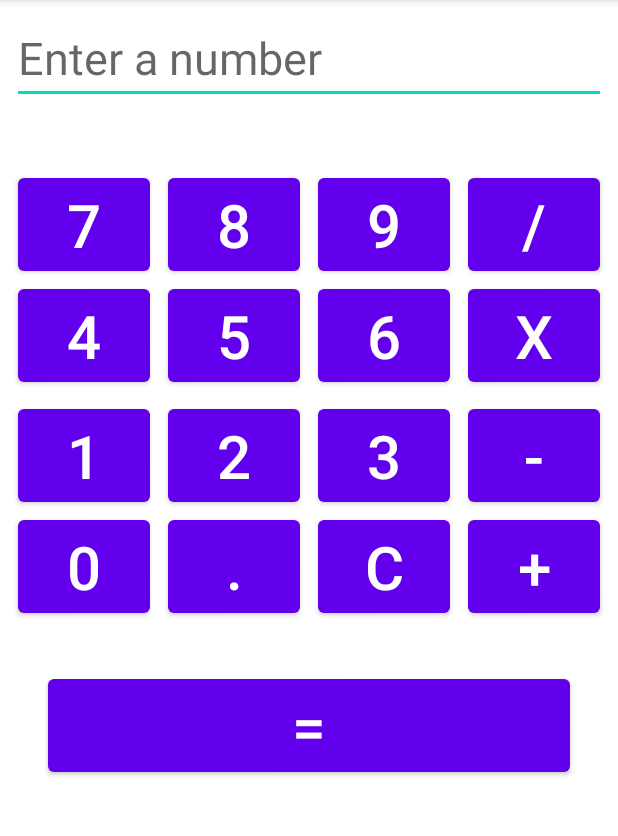
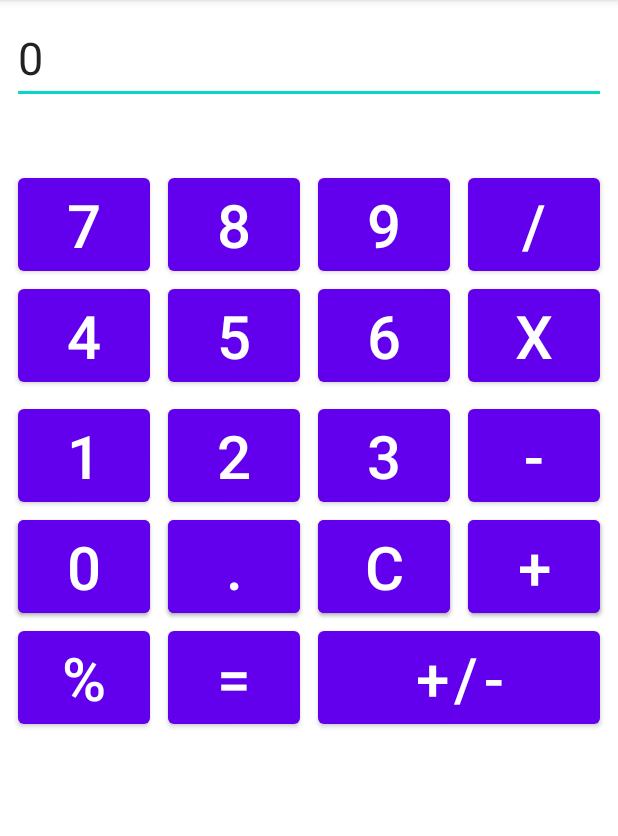
Before and after one commit to AlexanderBotnari/CalculatorApp, an Android app: the screen it shows after launch (MainActivity), on a phone screen of 412 x 824 dp, the part 84-920 px from its top. Run offline under Robolectric (Android 15) with nearby library versions, the phone set to English and light mode, and no system bars.

Commit message:
add percent, negative/positive number and decimal numbers bug fixes

```diff
--- a/app/src/main/res/layout/activity_main.xml
+++ b/app/src/main/res/layout/activity_main.xml
@@ -7,11 +7,67 @@
         android:layout_height="match_parent"
         tools:context=".MainActivity">
 
+    <Button
+            android:text="%"
+            android:textSize="40sp"
+            android:layout_width="wrap_content"
+            android:layout_height="wrap_content" android:id="@+id/percentButton"
+            app:layout_constraintStart_toStartOf="parent"
+            app:layout_constraintHorizontal_bias="0.5" app:layout_constraintEnd_toStartOf="@+id/equalButton"
+            app:layout_constraintTop_toBottomOf="@+id/zeroButton2"/>
+    <Button
+            android:text="="
+            android:textSize="40sp"
+            android:layout_width="wrap_content"
+            android:layout_height="wrap_content" android:id="@+id/equalButton"
+            app:layout_constraintStart_toEndOf="@+id/percentButton" app:layout_constraintHorizontal_bias="0.5"
+            app:layout_constraintEnd_toStartOf="@+id/plusMinusButton"
+            app:layout_constraintTop_toTopOf="@+id/percentButton"/>
+    <Button
+            android:text="+/-"
+            android:textSize="40sp"
+            android:layout_width="188dp"
+            android:layout_height="wrap_content" android:id="@+id/plusMinusButton"
+            app:layout_constraintStart_toEndOf="@+id/equalButton" app:layout_constraintHorizontal_bias="0.5"
+            app:layout_constraintEnd_toEndOf="parent" app:layout_constraintTop_toTopOf="@+id/equalButton"/>
+    <Button
+            android:text="C"
+            android:textSize="40sp"
+            android:layout_width="wrap_content"
+            android:layout_height="wrap_content" android:id="@+id/clearButton2"
+            app:layout_constraintTop_toTopOf="@+id/pointButton"
+            app:layout_constraintStart_toEndOf="@+id/pointButton" app:layout_constraintHorizontal_bias="0.5"
+            app:layout_constraintEnd_toStartOf="@+id/plusButton"/>
+    <Button
+            android:text="0"
+            android:textSize="40sp"
+            android:layout_width="wrap_content"
+            android:layout_height="wrap_content" android:id="@+id/zeroButton2"
+            app:layout_constraintStart_toStartOf="parent" app:layout_constraintHorizontal_bias="0.5"
+            app:layout_constraintEnd_toStartOf="@+id/pointButton" app:layout_constraintTop_toBottomOf="@+id/button1"/>
+    <Button
+            android:text="+"
+            android:textSize="40sp"
+            android:layout_width="wrap_content"
+            android:layout_height="wrap_content" android:id="@+id/plusButton2"
+            app:layout_constraintTop_toBottomOf="@+id/button3"
+            app:layout_constraintStart_toEndOf="@+id/clearButton" app:layout_constraintHorizontal_bias="0.5"
+            app:layout_constraintEnd_toEndOf="parent"/>
+    <Button
+            android:text="."
+            android:textSize="40sp"
+            android:layout_width="wrap_content"
+            android:layout_height="wrap_content"
+            android:id="@+id/pointButton2"
+            app:layout_constraintTop_toTopOf="@+id/zeroButton"
+            app:layout_constraintStart_toEndOf="@+id/zeroButton" app:layout_constraintHorizontal_bias="0.5"
+            app:layout_constraintEnd_toStartOf="@+id/clearButton"/>
     <EditText
             android:layout_width="match_parent"
             android:layout_height="wrap_content"
             android:layout_margin="8dp"
             android:textSize="30sp"
+            android:text="0"
             android:inputType="textPersonName"
             android:hint="Enter a number"
             android:ems="10"
@@ -52,15 +108,6 @@
             app:layout_constraintTop_toBottomOf="@+id/button3"
             app:layout_constraintStart_toEndOf="@+id/clearButton" app:layout_constraintHorizontal_bias="0.5"
             app:layout_constraintEnd_toEndOf="parent"/>
-    <Button
-            android:text="="
-            android:textSize="40sp"
-            android:layout_width="match_parent"
-            android:layout_margin="32dp"
-            android:layout_height="wrap_content"
-            android:id="@+id/equalButton"
-            app:layout_constraintStart_toStartOf="@+id/zeroButton"
-            app:layout_constraintTop_toBottomOf="@+id/plusButton"/>
     <Button
             android:text="/"
             android:textSize="40sp"
```
Also changed, not shown: app/src/main/java/com/example/calculatorapp/MainActivity.java (+105 -36 lines).
